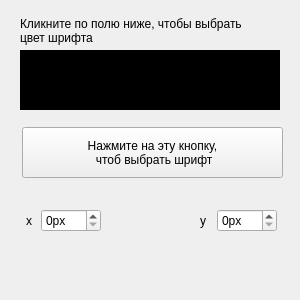
Old version of the form text_parametrs_ui.ui in the repository Albertlll/Mem_generator.
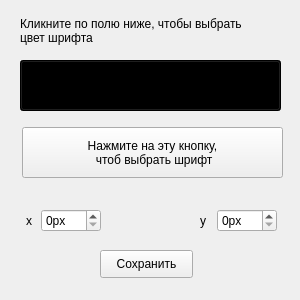
New version of the form.

Diff of the .ui file:
```diff
--- a/text_parametrs_ui.ui
+++ b/text_parametrs_ui.ui
@@ -16,22 +16,6 @@
   <property name="styleSheet">
    <string notr="true"/>
   </property>
-  <widget class="QLabel" name="label">
-   <property name="geometry">
-    <rect>
-     <x>20</x>
-     <y>50</y>
-     <width>260</width>
-     <height>60</height>
-    </rect>
-   </property>
-   <property name="styleSheet">
-    <string notr="true">background-color: rgb(0, 0, 0);</string>
-   </property>
-   <property name="text">
-    <string/>
-   </property>
-  </widget>
   <widget class="QLabel" name="label_2">
    <property name="geometry">
     <rect>
@@ -130,6 +114,35 @@
     </item>
    </layout>
   </widget>
+  <widget class="QPushButton" name="pushButton_2">
+   <property name="geometry">
+    <rect>
+     <x>100</x>
+     <y>250</y>
+     <width>93</width>
+     <height>28</height>
+    </rect>
+   </property>
+   <property name="text">
+    <string>Сохранить</string>
+   </property>
+  </widget>
+  <widget class="QPushButton" name="pushButton_3">
+   <property name="geometry">
+    <rect>
+     <x>20</x>
+     <y>60</y>
+     <width>261</width>
+     <height>51</height>
+    </rect>
+   </property>
+   <property name="styleSheet">
+    <string notr="true">background-color: rgb(0, 0, 0);</string>
+   </property>
+   <property name="text">
+    <string/>
+   </property>
+  </widget>
  </widget>
  <resources/>
  <connections/>
```
Left out of the diff: 4 changed lines with no effect on the pictures.
